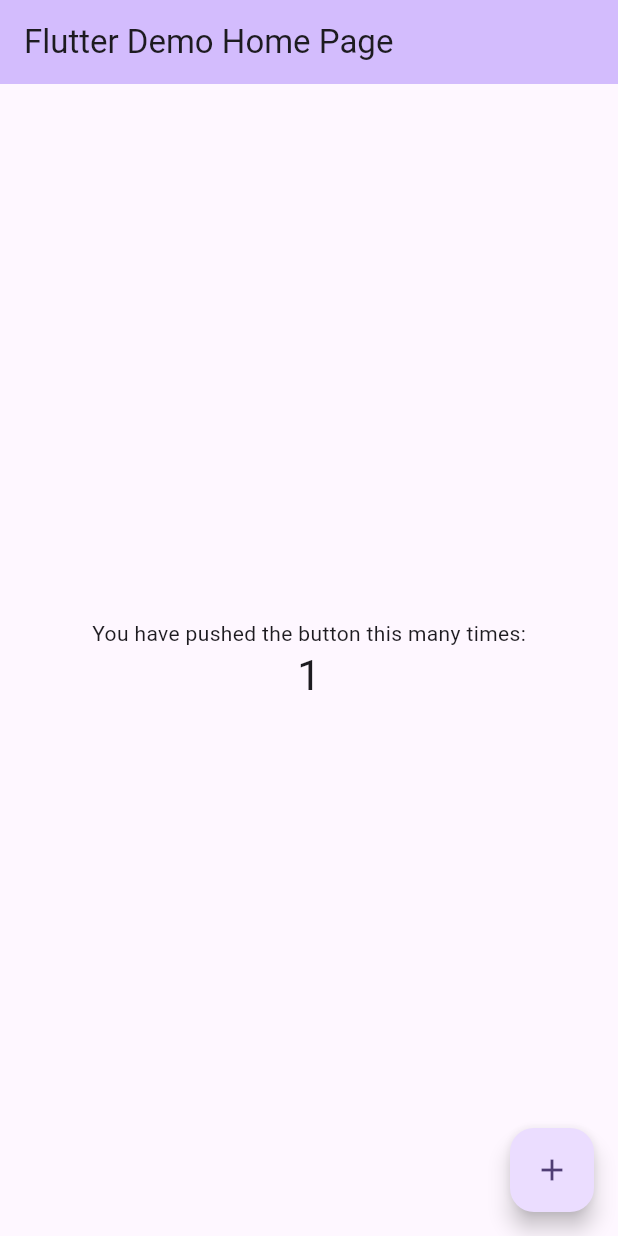
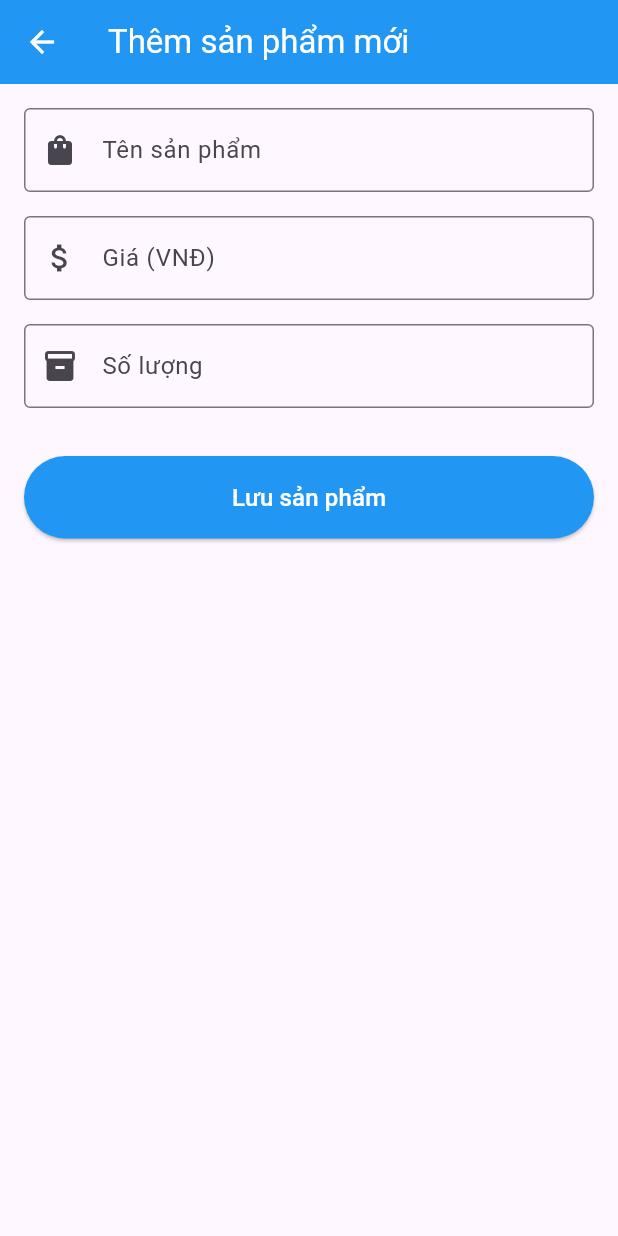
Before and after one commit to bbddev/apt-flutter, a Flutter app: the screen it shows after launch, after a tap on the "add" icon, on a phone screen of 412 x 824 dp. Run offline on Flutter 3.47's test engine with Material 3 defaults, Android fonts, the phone set to English and light mode, and no system bars; our stand-ins replace firebase_core, firebase_database, shared_preferences, sqflite; accounts and stored records are empty; network calls fail.

Commit message:
Add product management features with database integration
- Implement CreateProductPage for adding new products.
- Create DatabaseHelper for managing product database operations.
- Update main.dart to include product listing and search functionality.
- Define Product model for data representation.
- Update pubspec.yaml to include necessary dependencies.

```diff
--- /dev/null
+++ b/pretest4/lib/create_product_page.dart
@@ -0,0 +1,167 @@
+import 'package:flutter/material.dart';
+import 'product.dart';
+import 'database_helper.dart';
+
+class CreateProductPage extends StatefulWidget {
+  const CreateProductPage({Key? key}) : super(key: key);
+
+  @override
+  State<CreateProductPage> createState() => _CreateProductPageState();
+}
+
+class _CreateProductPageState extends State<CreateProductPage> {
+  final _formKey = GlobalKey<FormState>();
+  final _productNameController = TextEditingController();
+  final _priceController = TextEditingController();
+  final _quantityController = TextEditingController();
+  final DatabaseHelper _databaseHelper = DatabaseHelper();
+
+  @override
+  void dispose() {
+    _productNameController.dispose();
+    _priceController.dispose();
+    _quantityController.dispose();
+    super.dispose();
+  }
+
+  String? _validateProductName(String? value) {
+    if (value == null || value.isEmpty) {
+      return 'Vui lòng nhập tên sản phẩm';
+    }
+    if (value.length < 2) {
+      return 'Tên sản phẩm phải có ít nhất 2 ký tự';
+    }
+    return null;
+  }
+
+  String? _validatePrice(String? value) {
+    if (value == null || value.isEmpty) {
+      return 'Vui lòng nhập giá sản phẩm';
+    }
+    final price = int.tryParse(value);
+    if (price == null) {
+      return 'Giá phải là số nguyên';
+    }
+    if (price <= 0) {
+      return 'Giá phải lớn hơn 0';
+    }
+    return null;
+  }
+
+  String? _validateQuantity(String? value) {
+    if (value == null || value.isEmpty) {
+      return 'Vui lòng nhập số lượng';
+    }
+    final quantity = double.tryParse(value);
+    if (quantity == null) {
+      return 'Số lượng phải là số';
+    }
+    if (quantity <= 0) {
+      return 'Số lượng phải lớn hơn 0';
+    }
+    return null;
+  }
+
+  Future<void> _saveProduct() async {
+    if (_formKey.currentState!.validate()) {
+      final product = Product(
+        productName: _productNameController.text.trim(),
+        price: int.parse(_priceController.text),
+        quantity: double.parse(_quantityController.text),
+      );
+
+      try {
+        await _databaseHelper.insertProduct(product);
+        if (mounted) {
+          ScaffoldMessenger.of(context).showSnackBar(
+            const SnackBar(
+              content: Text('Thêm sản phẩm thành công!'),
+              backgroundColor: Colors.green,
+            ),
+          );
+          Navigator.pop(
+            context,
+            true,
+          ); // Trả về true để báo hiệu có thêm sản phẩm mới
+        }
+      } catch (e) {
+        if (mounted) {
+          ScaffoldMessenger.of(context).showSnackBar(
+            SnackBar(
+              content: Text('Lỗi khi thêm sản phẩm: $e'),
+              backgroundColor: Colors.red,
+            ),
+          );
+        }
+      }
+    }
+  }
+
+  @override
+  Widget build(BuildContext context) {
+    return Scaffold(
+      appBar: AppBar(
+        title: const Text('Thêm sản phẩm mới'),
+        backgroundColor: Colors.blue,
+        foregroundColor: Colors.white,
+      ),
+      body: Padding(
+        padding: const EdgeInsets.all(16.0),
+        child: Form(
+          key: _formKey,
+          child: Column(
+            crossAxisAlignment: CrossAxisAlignment.stretch,
+            children: [
+              TextFormField(
+                controller: _productNameController,
+                decoration: const InputDecoration(
+                  labelText: 'Tên sản phẩm',
+                  border: OutlineInputBorder(),
+                  prefixIcon: Icon(Icons.shopping_bag),
+                ),
+                validator: _validateProductName,
+              ),
+              const SizedBox(height: 16),
+              TextFormField(
+                controller: _priceController,
+                decoration: const InputDecoration(
+                  labelText: 'Giá (VNĐ)',
+                  border: OutlineInputBorder(),
+                  prefixIcon: Icon(Icons.attach_money),
+                ),
+                keyboardType: TextInputType.number,
+                validator: _validatePrice,
+              ),
+              const SizedBox(height: 16),
+              TextFormField(
+                controller: _quantityController,
+                decoration: const InputDecoration(
+                  labelText: 'Số lượng',
+                  border: OutlineInputBorder(),
+                  prefixIcon: Icon(Icons.inventory),
+                ),
+                keyboardType: const TextInputType.numberWithOptions(
+                  decimal: true,
+                ),
+                validator: _validateQuantity,
+              ),
+              const SizedBox(height: 32),
+              ElevatedButton(
+                onPressed: _saveProduct,
+                style: ElevatedButton.styleFrom(
+                  backgroundColor: Colors.blue,
+                  foregroundColor: Colors.white,
+                  padding: const EdgeInsets.symmetric(vertical: 16),
+                ),
+                child: const Text(
+                  'Lưu sản phẩm',
+                  style: TextStyle(fontSize: 16),
+                ),
+              ),
+            ],
+          ),
+        ),
+      ),
+    );
+  }
+}
--- /dev/null
+++ b/pretest4/lib/database_helper.dart
@@ -0,0 +1,75 @@
+import 'package:sqflite/sqflite.dart';
+import 'package:path/path.dart';
+import 'product.dart';
+
+class DatabaseHelper {
+  static final DatabaseHelper _instance = DatabaseHelper._internal();
+  factory DatabaseHelper() => _instance;
+  DatabaseHelper._internal();
+
+  static Database? _database;
+
+  Future<Database> get database async {
+    if (_database != null) return _database!;
+    _database = await _initDatabase();
+    return _database!;
+  }
+
+  Future<Database> _initDatabase() async {
+    String path = join(await getDatabasesPath(), 'ProductDB.db');
+    return await openDatabase(path, version: 1, onCreate: _onCreate);
+  }
+
+  Future<void> _onCreate(Database db, int version) async {
+    await db.execute('''
+      CREATE TABLE products(
+        id INTEGER PRIMARY KEY AUTOINCREMENT,
+        product_name TEXT NOT NULL,
+        price INTEGER NOT NULL,
+        quantity REAL NOT NULL
+      )
+    ''');
+  }
+
+  Future<int> insertProduct(Product product) async {
+    final db = await database;
+    return await db.insert('products', product.toJson());
+  }
+
+  Future<List<Product>> getAllProducts() async {
+    final db = await database;
+    final List<Map<String, dynamic>> maps = await db.query('products');
+
+    return List.generate(maps.length, (i) {
+      return Product.fromJson(maps[i]);
+    });
+  }
+
+  Future<List<Product>> searchProducts(String keyword) async {
+    final db = await database;
+    final List<Map<String, dynamic>> maps = await db.query(
+      'products',
+      where: 'product_name LIKE ?',
+      whereArgs: ['%$keyword%'],
+    );
+
+    return List.generate(maps.length, (i) {
+      return Product.fromJson(maps[i]);
+    });
+  }
+
+  Future<int> updateProduct(Product product) async {
+    final db = await database;
+    return await db.update(
+      'products',
+      product.toJson(),
+      where: 'id = ?',
+      whereArgs: [product.id],
+    );
+  }
+
+  Future<int> deleteProduct(int id) async {
+    final db = await database;
+    return await db.delete('products', where: 'id = ?', whereArgs: [id]);
+  }
+}
--- a/pretest4/lib/main.dart
+++ b/pretest4/lib/main.dart
@@ -1,122 +1,231 @@
 import 'package:flutter/material.dart';
+import 'product.dart';
+import 'database_helper.dart';
+import 'create_product_page.dart';
 
 void main() {
   runApp(const MyApp());
 }
 
 class MyApp extends StatelessWidget {
-  const MyApp({super.key});
+  const MyApp({Key? key}) : super(key: key);
 
-  // This widget is the root of your application.
   @override
   Widget build(BuildContext context) {
     return MaterialApp(
-      title: 'Flutter Demo',
-      theme: ThemeData(
-        // This is the theme of your application.
-        //
-        // TRY THIS: Try running your application with "flutter run". You'll see
-        // the application has a purple toolbar. Then, without quitting the app,
-        // try changing the seedColor in the colorScheme below to Colors.green
-        // and then invoke "hot reload" (save your changes or press the "hot
-        // reload" button in a Flutter-supported IDE, or press "r" if you used
-        // the command line to start the app).
-        //
-        // Notice that the counter didn't reset back to zero; the application
-        // state is not lost during the reload. To reset the state, use hot
-        // restart instead.
-        //
-        // This works for code too, not just values: Most code changes can be
-        // tested with just a hot reload.
-        colorScheme: ColorScheme.fromSeed(seedColor: Colors.deepPurple),
-      ),
-      home: const MyHomePage(title: 'Flutter Demo Home Page'),
+      title: 'Quản lý sản phẩm',
+      theme: ThemeData(primarySwatch: Colors.blue, useMaterial3: true),
+      home: const ProductListPage(),
+      debugShowCheckedModeBanner: false,
     );
   }
 }
 
-class MyHomePage extends StatefulWidget {
-  const MyHomePage({super.key, required this.title});
-
-  // This widget is the home page of your application. It is stateful, meaning
-  // that it has a State object (defined below) that contains fields that affect
-  // how it looks.
-
-  // This class is the configuration for the state. It holds the values (in this
-  // case the title) provided by the parent (in this case the App widget) and
-  // used by the build method of the State. Fields in a Widget subclass are
-  // always marked "final".
-
-  final String title;
+class ProductListPage extends StatefulWidget {
+  const ProductListPage({Key? key}) : super(key: key);
 
   @override
-  State<MyHomePage> createState() => _MyHomePageState();
+  State<ProductListPage> createState() => _ProductListPageState();
 }
 
-class _MyHomePageState extends State<MyHomePage> {
-  int _counter = 0;
+class _ProductListPageState extends State<ProductListPage> {
+  final DatabaseHelper _databaseHelper = DatabaseHelper();
+  final TextEditingController _searchController = TextEditingController();
+  List<Product> _products = [];
+  List<Product> _filteredProducts = [];
+  bool _isLoading = true;
 
-  void _incrementCounter() {
+  @override
+  void initState() {
+    super.initState();
+    _loadProducts();
+  }
+
+  @override
+  void dispose() {
+    _searchController.dispose();
+    super.dispose();
+  }
+
+  Future<void> _loadProducts() async {
     setState(() {
-      // This call to setState tells the Flutter framework that something has
-      // changed in this State, which causes it to rerun the build method below
-      // so that the display can reflect the updated values. If we changed
-      // _counter without calling setState(), then the build method would not be
-      // called again, and so nothing would appear to happen.
-      _counter++;
+      _isLoading = true;
     });
+
+    try {
+      final products = await _databaseHelper.getAllProducts();
+      setState(() {
+        _products = products;
+        _filteredProducts = products;
+        _isLoading = false;
+      });
+    } catch (e) {
+      setState(() {
+        _isLoading = false;
+      });
+      if (mounted) {
+        ScaffoldMessenger.of(context).showSnackBar(
+          SnackBar(
+            content: Text('Lỗi khi tải dữ liệu: $e'),
+            backgroundColor: Colors.red,
+          ),
+        );
+      }
+    }
+  }
+
+  void _filterProducts(String keyword) {
+    setState(() {
+      if (keyword.isEmpty) {
+        _filteredProducts = _products;
+      } else {
+        _filteredProducts = _products
+            .where(
+              (product) => product.productName!.toLowerCase().contains(
+                keyword.toLowerCase(),
+              ),
+            )
+            .toList();
+      }
+    });
+  }
+
+  Future<void> _navigateToCreateProduct() async {
+    final result = await Navigator.push(
+      context,
+      MaterialPageRoute(builder: (context) => const CreateProductPage()),
+    );
+
+    // Nếu có sản phẩm mới được thêm, reload danh sách
+    if (result == true) {
+      _loadProducts();
+    }
+  }
+
+  String _formatPrice(int price) {
+    return price.toString().replaceAllMapped(
+      RegExp(r'(\d{1,3})(?=(\d{3})+(?!\d))'),
+      (Match m) => '${m[1]},',
+    );
   }
 
   @override
   Widget build(BuildContext context) {
-    // This method is rerun every time setState is called, for instance as done
-    // by the _incrementCounter method above.
-    //
-    // The Flutter framework has been optimized to make rerunning build methods
-    // fast, so that you can just rebuild anything that needs updating rather
-    // than having to individually change instances of widgets.
     return Scaffold(
       appBar: AppBar(
-        // TRY THIS: Try changing the color here to a specific color (to
-        // Colors.amber, perhaps?) and trigger a hot reload to see the AppBar
-        // change color while the other colors stay the same.
-        backgroundColor: Theme.of(context).colorScheme.inversePrimary,
-        // Here we take the value from the MyHomePage object that was created by
-        // the App.build method, and use it to set our appbar title.
-        title: Text(widget.title),
-      ),
-      body: Center(
-        // Center is a layout widget. It takes a single child and positions it
-        // in the middle of the parent.
-        child: Column(
-          // Column is also a layout widget. It takes a list of children and
-          // arranges them vertically. By default, it sizes itself to fit its
-          // children horizontally, and tries to be as tall as its parent.
-          //
-          // Column has various properties to control how it sizes itself and
-          // how it positions its children. Here we use mainAxisAlignment to
-          // center the children vertically; the main axis here is the vertical
-          // axis because Columns are vertical (the cross axis would be
-          // horizontal).
-          //
-          // TRY THIS: Invoke "debug painting" (choose the "Toggle Debug Paint"
-          // action in the IDE, or press "p" in the console), to see the
-          // wireframe for each widget.
-          mainAxisAlignment: MainAxisAlignment.center,
-          children: <Widget>[
-            const Text('You have pushed the button this many times:'),
-            Text(
-              '$_counter',
-              style: Theme.of(context).textTheme.headlineMedium,
+        title: const Text('Danh sách sản phẩm'),
+        backgroundColor: Colors.blue,
+        foregroundColor: Colors.white,
+        bottom: PreferredSize(
+          preferredSize: const Size.fromHeight(60),
+          child: Padding(
+            padding: const EdgeInsets.all(8.0),
+            child: TextField(
+              controller: _searchController,
+              onChanged: _filterProducts,
+              decoration: InputDecoration(
+                hintText: 'Tìm kiếm sản phẩm...',
+                prefixIcon: const Icon(Icons.search),
+                suffixIcon: _searchController.text.isNotEmpty
+                    ? IconButton(
+                        icon: const Icon(Icons.clear),
+                        onPressed: () {
+                          _searchController.clear();
+                          _filterProducts('');
+                        },
+                      )
+                    : null,
+                border: OutlineInputBorder(
+                  borderRadius: BorderRadius.circular(10),
+                ),
+                filled: true,
+                fillColor: Colors.white,
+              ),
             ),
-          ],
+          ),
         ),
       ),
+      body: _isLoading
+          ? const Center(child: CircularProgressIndicator())
+          : _filteredProducts.isEmpty
+          ? Center(
+              child: Column(
+                mainAxisAlignment: MainAxisAlignment.center,
+                children: [
+                  Icon(
+                    Icons.inventory_2_outlined,
+                    size: 64,
+                    color: Colors.grey[400],
+                  ),
+                  const SizedBox(height: 16),
+                  Text(
+                    _searchController.text.isNotEmpty
+                        ? 'Không tìm thấy sản phẩm'
+                        : 'Chưa có sản phẩm nào',
+                    style: TextStyle(fontSize: 18, color: Colors.grey[600]),
+                  ),
+                ],
+              ),
+            )
+          : RefreshIndicator(
+              onRefresh: _loadProducts,
+              child: ListView.builder(
+                itemCount: _filteredProducts.length,
+                itemBuilder: (context, index) {
+                  final product = _filteredProducts[index];
+                  return Card(
+                    margin: const EdgeInsets.symmetric(
+                      horizontal: 8,
+                      vertical: 4,
+                    ),
+                    child: ListTile(
+                      leading: Container(
+                        width: 50,
+                        height: 50,
+                        decoration: BoxDecoration(
+                          color: Colors.blue[100],
+                          borderRadius: BorderRadius.circular(25),
+                        ),
+                        child: const Icon(
+                          Icons.shopping_bag,
+                          color: Colors.blue,
+                        ),
+                      ),
+                      title: Text(
+                        product.productName ?? 'N/A',
+                        style: const TextStyle(fontWeight: FontWeight.bold),
+                      ),
+                      subtitle: Column(
+                        crossAxisAlignment: CrossAxisAlignment.start,
+                        children: [
+                          Text(
+                            'Giá: ${_formatPrice(product.price ?? 0)} VNĐ',
+                            style: const TextStyle(
+                              color: Colors.green,
+                              fontWeight: FontWeight.w500,
+                            ),
+                          ),
+                          Text(
+                            'Số lượng: ${product.quantity ?? 0}',
+                            style: TextStyle(color: Colors.grey[600]),
+                          ),
+                        ],
+                      ),
+                      trailing: const Icon(Icons.arrow_forward_ios),
+                      onTap: () {
+                        // Có thể thêm chức năng xem chi tiết hoặc chỉnh sửa ở đây
+                      },
+                    ),
+                  );
+                },
+              ),
+            ),
       floatingActionButton: FloatingActionButton(
-        onPressed: _incrementCounter,
-        tooltip: 'Increment',
+        onPressed: _navigateToCreateProduct,
+        backgroundColor: Colors.blue,
+        foregroundColor: Colors.white,
         child: const Icon(Icons.add),
-      ), // This trailing comma makes auto-formatting nicer for build methods.
+      ),
     );
   }
 }
--- /dev/null
+++ b/pretest4/lib/product.dart
@@ -0,0 +1,24 @@
+class Product {
+  int? id;
+  String? productName;
+  int? price;
+  double? quantity;
+
+  Product({this.id, this.productName, this.price, this.quantity});
+
+  Map<String, dynamic> toJson() {
+    final map = <String, dynamic>{};
+    if (id != null) map["id"] = id;
+    map["product_name"] = productName;
+    map["price"] = price;
+    map["quantity"] = quantity;
+    return map;
+  }
+
+  Product.fromJson(dynamic json) {
+    id = json["id"];
+    productName = json["product_name"];
+    price = json["price"];
+    quantity = json["quantity"];
+  }
+}
--- a/pretest4/pubspec.yaml
+++ b/pretest4/pubspec.yaml
@@ -2,7 +2,7 @@ name: pretest4
 description: "A new Flutter project."
 # The following line prevents the package from being accidentally published to
 # pub.dev using `flutter pub publish`. This is preferred for private packages.
-publish_to: 'none' # Remove this line if you wish to publish to pub.dev
+publish_to: "none" # Remove this line if you wish to publish to pub.dev
 
 # The following defines the version and build number for your application.
 # A version number is three numbers separated by dots, like 1.2.43
@@ -34,6 +34,8 @@ dependencies:
   # The following adds the Cupertino Icons font to your application.
   # Use with the CupertinoIcons class for iOS style icons.
   cupertino_icons: ^1.0.8
+  sqflite: ^2.3.0
+  path: ^1.8.3
 
 dev_dependencies:
   flutter_test:
@@ -51,7 +53,6 @@ dev_dependencies:
 
 # The following section is specific to Flutter packages.
 flutter:
-
   # The following line ensures that the Material Icons font is
   # included with your application, so that you can use the icons in
   # the material Icons class.
```
Also changed, not shown: pretest2/lib/main.dart (line endings or trailing spaces), pretest4/pubspec.lock, 1 other file.
